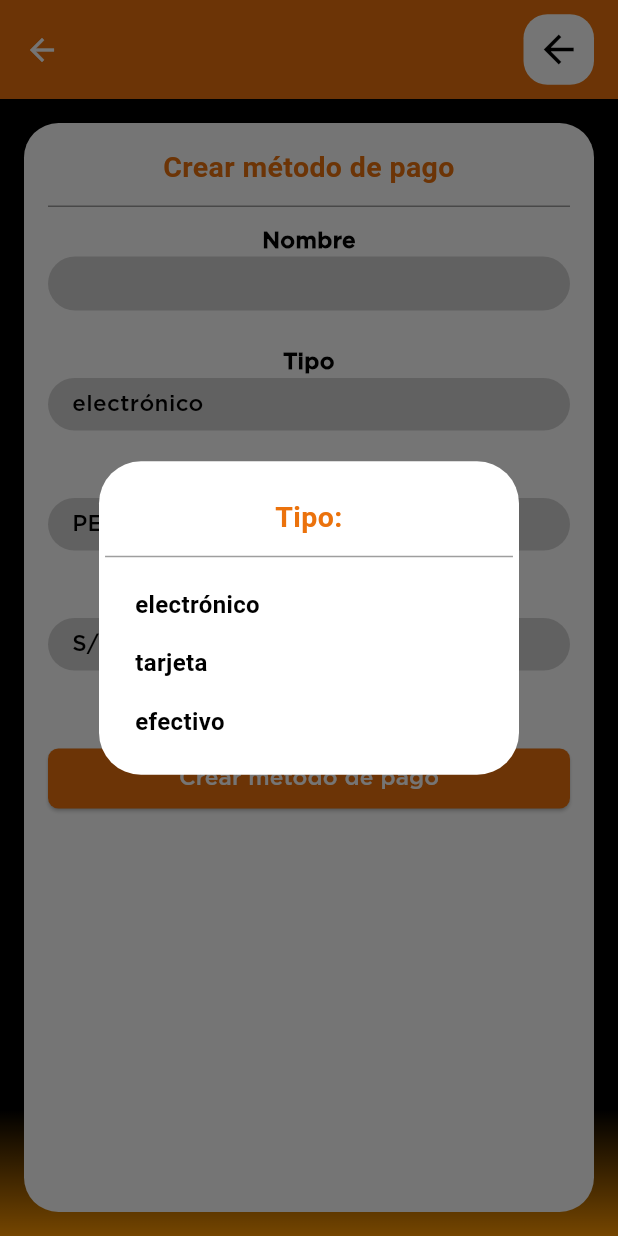
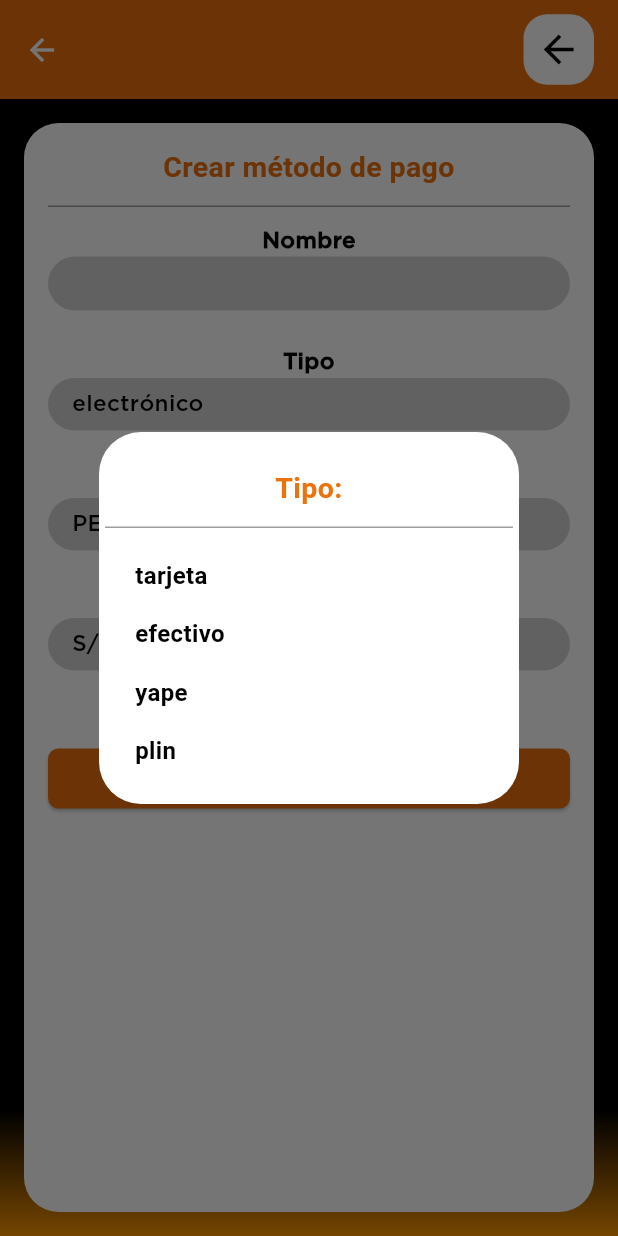
Before and after one commit to XxDavexXX/InkaPOS, a Flutter app: the CrearMetodoDePago screen opened directly, after a tap on "electrónico", on a phone screen of 412 x 824 dp. Run offline on Flutter 3.47's test engine with Material 3 defaults, Android fonts, the phone set to English and light mode, and no system bars; our stand-ins replace flutter_svg, hive, permission_handler, qr_flutter; missing offline and left inert: esc_pos_utils_plus, print_bluetooth_thermal, widgets_to_image; accounts and stored records are empty.

Commit message:
metodo de pago en boleta (yape y plin)

```diff
--- a/lib/pages/crear_metodo_de_pago.dart
+++ b/lib/pages/crear_metodo_de_pago.dart
@@ -26,7 +26,8 @@ class _CrearMetodoDePagoState extends State<CrearMetodoDePago> {
 
   String _tipo = 'electrónico';
   void _editTipo()async{
-    final List<String> tipos = ['electrónico','tarjeta','efectivo'];
+    // final List<String> tipos = ['electrónico','tarjeta','efectivo'];
+    final List<String> tipos = ['tarjeta','efectivo', 'yape', 'plin'];
     int? index = await choose(context,tipos,text:'Tipo:');
     if(index==null)return;
     setState(()=>_tipo=tipos[index!]);
--- a/lib/pages/editar_metodo_de_pago.dart
+++ b/lib/pages/editar_metodo_de_pago.dart
@@ -38,7 +38,8 @@ class _EditarMetodoDePagoState extends State<EditarMetodoDePago> {
     setState(()=>widget.method['nombre']=val.trim());
   });
   void _editTipo()=>loadThis(context,()async{
-    final List<String> tipos = ['electrónico','tarjeta','efectivo'];
+    // final List<String> tipos = ['electrónico','tarjeta','efectivo'];
+    final List<String> tipos = ['tarjeta','yape', 'plin'];
     int? index = await choose(context,tipos,text:'Tipo:');
     if(index==null)return;
     setState(()=>widget.method['tipo']=tipos[index!]);
```
Also changed, not shown: lib/pages/cierre_de_turno.dart (+3 -13 lines).
